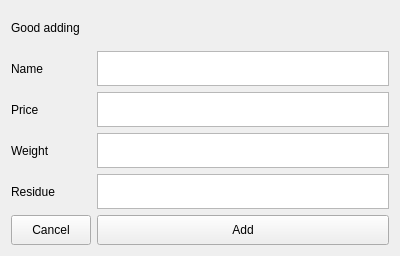
First picture: the form in windows/widgets/add_good_form.ui, repository Belyashi/LogisticTask, before the edit.
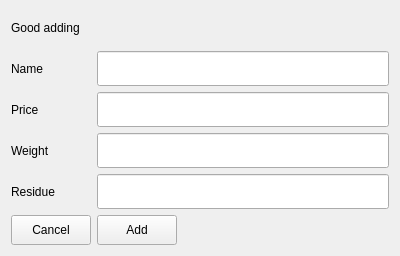
Second picture: the form after the edit.

```diff
--- a/windows/widgets/add_good_form.ui
+++ b/windows/widgets/add_good_form.ui
@@ -14,35 +14,42 @@
    <string>Form</string>
   </property>
   <layout class="QGridLayout" name="gridLayout">
-   <item row="4" column="0">
+   <item row="1" column="0">
+    <widget class="QLabel" name="label">
+     <property name="text">
+      <string>Good adding</string>
+     </property>
+    </widget>
+   </item>
+   <item row="5" column="0">
     <widget class="QLabel" name="label_5">
      <property name="text">
       <string>Residue</string>
      </property>
     </widget>
    </item>
-   <item row="1" column="0">
+   <item row="2" column="0">
     <widget class="QLabel" name="label_2">
      <property name="text">
       <string>Name</string>
      </property>
     </widget>
    </item>
-   <item row="3" column="0">
+   <item row="4" column="0">
     <widget class="QLabel" name="label_4">
      <property name="text">
       <string>Weight</string>
      </property>
     </widget>
    </item>
-   <item row="2" column="0">
+   <item row="3" column="0">
     <widget class="QLabel" name="label_3">
      <property name="text">
       <string>Price</string>
      </property>
     </widget>
    </item>
-   <item row="5" column="0">
+   <item row="6" column="0">
     <widget class="QPushButton" name="cancel">
      <property name="minimumSize">
       <size>
@@ -61,14 +68,7 @@
      </property>
     </widget>
    </item>
-   <item row="0" column="0">
-    <widget class="QLabel" name="label">
-     <property name="text">
-      <string>Good adding</string>
-     </property>
-    </widget>
-   </item>
-   <item row="5" column="1">
+   <item row="6" column="1">
     <widget class="QPushButton" name="add">
      <property name="minimumSize">
       <size>
@@ -87,8 +87,21 @@
      </property>
     </widget>
    </item>
-   <item row="1" column="1">
-    <widget class="QTextEdit" name="name">
+   <item row="6" column="2">
+    <spacer name="horizontalSpacer">
+     <property name="orientation">
+      <enum>Qt::Horizontal</enum>
+     </property>
+     <property name="sizeHint" stdset="0">
+      <size>
+       <width>40</width>
+       <height>20</height>
+      </size>
+     </property>
+    </spacer>
+   </item>
+   <item row="4" column="1" colspan="2">
+    <widget class="QLineEdit" name="weight">
      <property name="minimumSize">
       <size>
        <width>0</width>
@@ -103,8 +116,8 @@
      </property>
     </widget>
    </item>
-   <item row="2" column="1">
-    <widget class="QTextEdit" name="price">
+   <item row="3" column="1" colspan="2">
+    <widget class="QLineEdit" name="price">
      <property name="minimumSize">
       <size>
        <width>0</width>
@@ -119,8 +132,8 @@
      </property>
     </widget>
    </item>
-   <item row="3" column="1">
-    <widget class="QTextEdit" name="weight">
+   <item row="2" column="1" colspan="2">
+    <widget class="QLineEdit" name="name">
      <property name="minimumSize">
       <size>
        <width>0</width>
@@ -135,8 +148,8 @@
      </property>
     </widget>
    </item>
-   <item row="4" column="1">
-    <widget class="QTextEdit" name="residue">
+   <item row="5" column="1" colspan="2">
+    <widget class="QLineEdit" name="residue">
      <property name="minimumSize">
       <size>
        <width>0</width>
@@ -151,6 +164,19 @@
      </property>
     </widget>
    </item>
+   <item row="1" column="1" colspan="2">
+    <spacer name="horizontalSpacer_2">
+     <property name="orientation">
+      <enum>Qt::Horizontal</enum>
+     </property>
+     <property name="sizeHint" stdset="0">
+      <size>
+       <width>40</width>
+       <height>20</height>
+      </size>
+     </property>
+    </spacer>
+   </item>
   </layout>
  </widget>
  <resources/>
```
